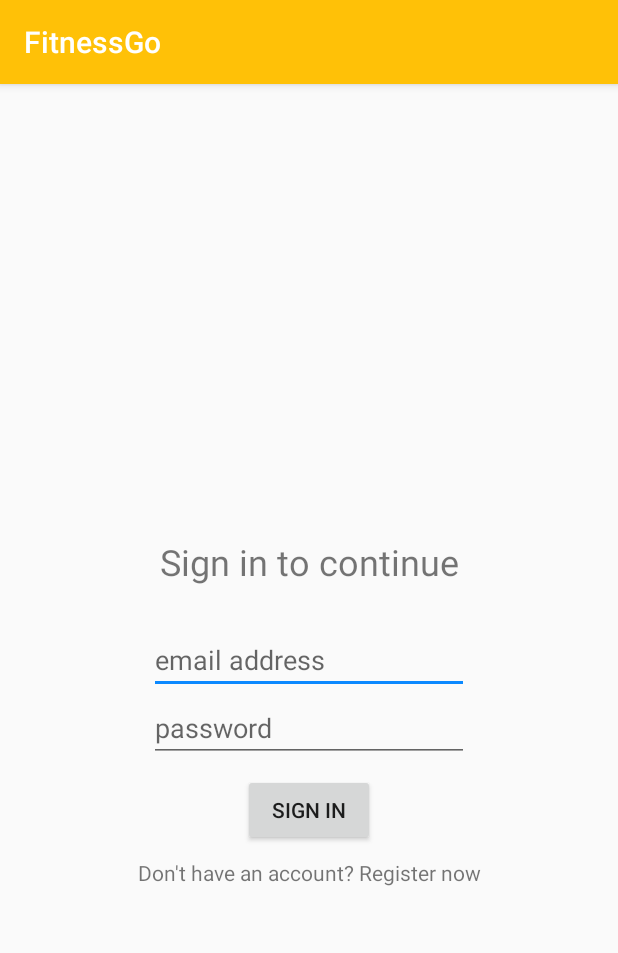
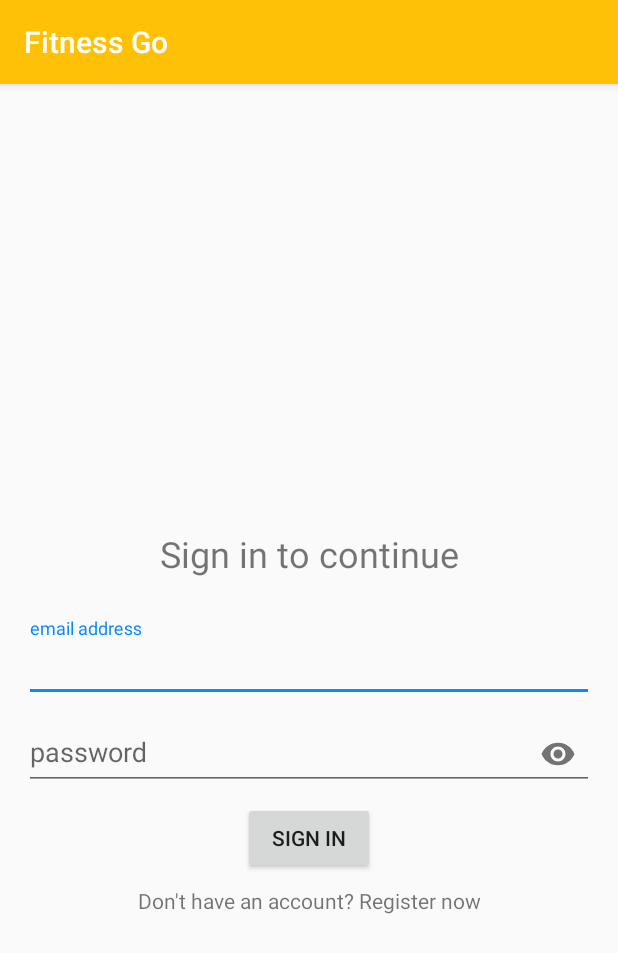
Before and after one commit to molnarjozsef/FitnessGo, an Android app: the screen it shows after launch (SignInActivity), on a phone screen of 412 x 824 dp. Shown: the top 953 px of the screen. Run offline under Robolectric (Android 15) with nearby library versions, the phone set to English and light mode, and no system bars; our stand-ins replace Firebase (no records; nobody signed in at launch, a user with empty details on screens opened directly).

Commit message:
Logout implemented Acitivty_maps renamed to fragment_maps SignIn and SignUp is now TextInputLayout New icon for profilesettings All of the activities locked in portrait mode

```diff
--- a/app/src/main/java/com/jose/fitnessgo/ui/HomeFragment.kt
+++ b/app/src/main/java/com/jose/fitnessgo/ui/HomeFragment.kt
@@ -5,7 +5,6 @@
 import android.view.LayoutInflater
 import android.view.View
 import android.view.ViewGroup
-import com.google.firebase.auth.FirebaseAuth
 import com.jose.fitnessgo.R
 import kotlinx.android.synthetic.main.fragment_home.*
 
@@ -43,8 +42,6 @@
                     ?.commit()
         }
 
-        val mAuth = FirebaseAuth.getInstance()
-        tvUserSettings.text = mAuth.currentUser?.email.toString()
         super.onStart()
     }
 
--- a/app/src/main/java/com/jose/fitnessgo/ui/MapsActivity.kt
+++ b/app/src/main/java/com/jose/fitnessgo/ui/MapsActivity.kt
@@ -27,7 +27,7 @@
 import com.google.firebase.auth.FirebaseAuth
 import com.google.firebase.firestore.FirebaseFirestore
 import com.jose.fitnessgo.R
-import kotlinx.android.synthetic.main.activity_maps.*
+import kotlinx.android.synthetic.main.fragment_maps.*
 import java.io.IOException
 import java.util.*
 import kotlin.collections.HashMap
@@ -52,7 +52,7 @@
 
     override fun onCreate(savedInstanceState: Bundle?) {
         super.onCreate(savedInstanceState)
-        setContentView(R.layout.activity_maps)
+        setContentView(R.layout.fragment_maps)
         // Obtain the SupportMapFragment and get notified when the map is ready to be used.
         val mapFragment = supportFragmentManager
                 .findFragmentById(R.id.map) as SupportMapFragment?
--- a/app/src/main/java/com/jose/fitnessgo/ui/MapsFragment.kt
+++ b/app/src/main/java/com/jose/fitnessgo/ui/MapsFragment.kt
@@ -29,7 +29,7 @@
 import com.google.firebase.auth.FirebaseAuth
 import com.google.firebase.firestore.FirebaseFirestore
 import com.jose.fitnessgo.R
-import kotlinx.android.synthetic.main.activity_maps.*
+import kotlinx.android.synthetic.main.fragment_maps.*
 import java.io.IOException
 import java.util.*
 
@@ -63,7 +63,7 @@
     override fun onCreateView(inflater: LayoutInflater, container: ViewGroup?,
                               savedInstanceState: Bundle?): View? {
         // Inflate the layout for this fragment
-        return inflater.inflate(R.layout.activity_maps, container, false)
+        return inflater.inflate(R.layout.fragment_maps, container, false)
     }
 
     override fun onViewCreated(view: View, savedInstanceState: Bundle?) {
--- a/app/src/main/java/com/jose/fitnessgo/ui/SignInActivity.kt
+++ b/app/src/main/java/com/jose/fitnessgo/ui/SignInActivity.kt
@@ -32,8 +32,8 @@
     }
 
     fun userLogin(){
-        val email = etEmailSignIn.text.toString().trim()
-        val password = etPasswordSignIn.text.toString().trim()
+        val email = etEmailSignIn.editText?.text.toString().trim()
+        val password = etPasswordSignIn.editText?.text.toString().trim()
 
         if(email.isEmpty()){
             etEmailSignIn.error = getString(R.string.email_is_required)
--- a/app/src/main/java/com/jose/fitnessgo/ui/SignUpActivity.kt
+++ b/app/src/main/java/com/jose/fitnessgo/ui/SignUpActivity.kt
@@ -29,8 +29,8 @@
     }
 
     private fun registerUser(){
-        val email = etEmailSignUp.text.toString().trim()
-        val password = etPasswordSignUp.text.toString().trim()
+        val email = etEmailSignUp.editText?.text.toString().trim()
+        val password = etPasswordSignUp.editText?.text.toString().trim()
 
         if(email.isEmpty()){
             etEmailSignUp.error = getString(R.string.email_is_required)
--- a/app/src/main/res/layout/activity_sign_in.xml
+++ b/app/src/main/res/layout/activity_sign_in.xml
@@ -6,34 +6,42 @@
     android:layout_height="match_parent"
     tools:context=".ui.SignUpActivity">
 
-    <EditText
+    <android.support.design.widget.TextInputLayout
         android:id="@+id/etEmailSignIn"
-        android:layout_width="wrap_content"
+        android:layout_width="match_parent"
         android:layout_height="wrap_content"
-        android:layout_marginStart="8dp"
+        android:layout_marginStart="16dp"
         android:layout_marginTop="8dp"
-        android:layout_marginEnd="8dp"
+        android:layout_marginEnd="16dp"
         android:layout_marginBottom="8dp"
         android:ems="10"
         android:hint="email address"
-        android:inputType="textEmailAddress"
         app:layout_constraintBottom_toBottomOf="parent"
         app:layout_constraintEnd_toEndOf="parent"
         app:layout_constraintStart_toStartOf="parent"
-        app:layout_constraintTop_toTopOf="parent" />
+        app:layout_constraintTop_toTopOf="parent" >
+        <android.support.design.widget.TextInputEditText
+            android:inputType="textEmailAddress"
+            android:layout_width="match_parent"
+            android:layout_height="wrap_content" />
+    </android.support.design.widget.TextInputLayout>
 
-    <EditText
+    <android.support.design.widget.TextInputLayout
         android:id="@+id/etPasswordSignIn"
-        android:layout_width="wrap_content"
+        android:layout_width="match_parent"
         android:layout_height="wrap_content"
-        android:layout_marginStart="8dp"
-        android:layout_marginEnd="8dp"
-        android:ems="10"
+        android:layout_marginStart="16dp"
+        android:layout_marginEnd="16dp"
         android:hint="password"
-        android:inputType="textPassword"
         app:layout_constraintEnd_toEndOf="parent"
         app:layout_constraintStart_toStartOf="parent"
-        app:layout_constraintTop_toBottomOf="@+id/etEmailSignIn" />
+        app:layout_constraintTop_toBottomOf="@+id/etEmailSignIn"
+        app:passwordToggleEnabled="true">
+        <android.support.design.widget.TextInputEditText
+            android:inputType="textPassword"
+            android:layout_width="match_parent"
+            android:layout_height="wrap_content" />
+    </android.support.design.widget.TextInputLayout>
 
     <Button
         android:id="@+id/btnSignIn"
@@ -79,6 +87,7 @@
         app:layout_constraintStart_toStartOf="parent"
         app:layout_constraintTop_toTopOf="parent" />
 
+
     <TextView
         android:onClick="gotoSignUp"
         android:id="@+id/tvGotoSignUp"
--- a/app/src/main/res/layout/fragment_home.xml
+++ b/app/src/main/res/layout/fragment_home.xml
@@ -244,7 +244,7 @@
                         android:layout_height="64dp"
                         android:background="@drawable/cerclebackgroundpurple"
                         android:padding="10dp"
-                        android:src="@drawable/ic_wifi_black_24dp" />
+                        android:src="@drawable/ic_settings_black_24dp" />
 
                     <TextView
                         android:id="@+id/tvUserSettings"
--- a/app/src/main/res/layout/fragment_profile_settings.xml
+++ b/app/src/main/res/layout/fragment_profile_settings.xml
@@ -42,7 +42,7 @@
         android:layout_marginStart="8dp"
         android:layout_marginTop="8dp"
         android:layout_marginEnd="8dp"
-        android:text="Button"
+        android:text="@string/set_username"
         app:layout_constraintEnd_toEndOf="parent"
         app:layout_constraintStart_toStartOf="parent"
         app:layout_constraintTop_toBottomOf="@+id/etUsername" />
--- a/app/src/main/res/menu/drawer_menu.xml
+++ b/app/src/main/res/menu/drawer_menu.xml
@@ -25,9 +25,9 @@
                 android:icon="@drawable/ic_attach_money_black_24dp"
                 android:title="Share" />
             <item
-                android:id="@+id/nav_send"
-                android:icon="@drawable/ic_lightbulb_outline_black_24dp"
-                android:title="Send" />
+                android:id="@+id/nav_logout"
+                android:icon="@drawable/ic_logout_black_24dp"
+                android:title="@string/log_out" />
         </menu>
     </item>
 
--- a/app/src/main/res/values/strings.xml
+++ b/app/src/main/res/values/strings.xml
@@ -1,5 +1,5 @@
 <resources>
-    <string name="app_name">FitnessGo</string>
+    <string name="app_name">Fitness Go</string>
     <string name="title_activity_maps">Map</string>
 
     <string name="title_activity_fullscreen">FullscreenActivity</string>
@@ -37,4 +37,6 @@
     <string name="pw_must_be_at_least_8_chars">Password must be at least 8 characters long</string>
     <string name="pw_is_required">Password is required</string>
     <string name="set_a_unique_username">Set a unique username</string>
+    <string name="log_out">Log out</string>
+    <string name="set_username">Set username</string>
 </resources>
```
Also changed, not shown: app/src/main/AndroidManifest.xml (+8 -9 lines), app/src/main/java/com/jose/fitnessgo/ui/LeaderboardFragment.kt (+1 -6 lines), app/src/main/java/com/jose/fitnessgo/ui/MainActivity.kt (+11 -0 lines), app/src/main/java/com/jose/fitnessgo/ui/ProfileSettingsFragment.kt (+2 -26 lines), app/src/main/res/drawable/ic_settings_black_24dp.xml (added, +9 -0 lines), app/src/main/res/drawable/logout.xml (added, +8 -0 lines), app/src/main/res/layout/activity_sign_up.xml (+22 -13 lines), app/src/main/res/layout-land/fragment_maps.xml (renamed from app/src/main/res/layout-land/activity_maps.xml), app/src/main/res/layout/fragment_maps.xml (renamed from app/src/main/res/layout/activity_maps.xml).
